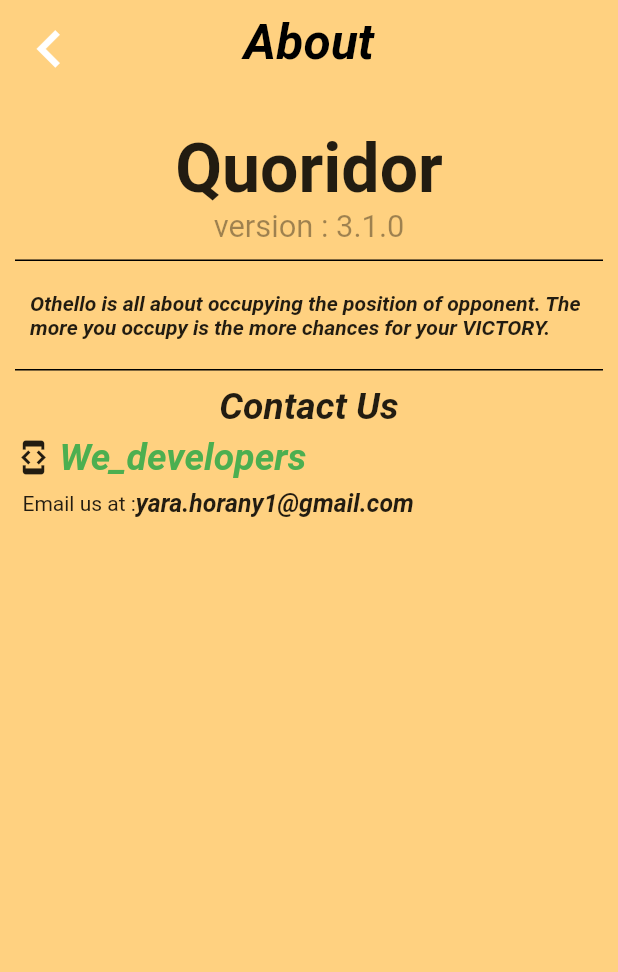
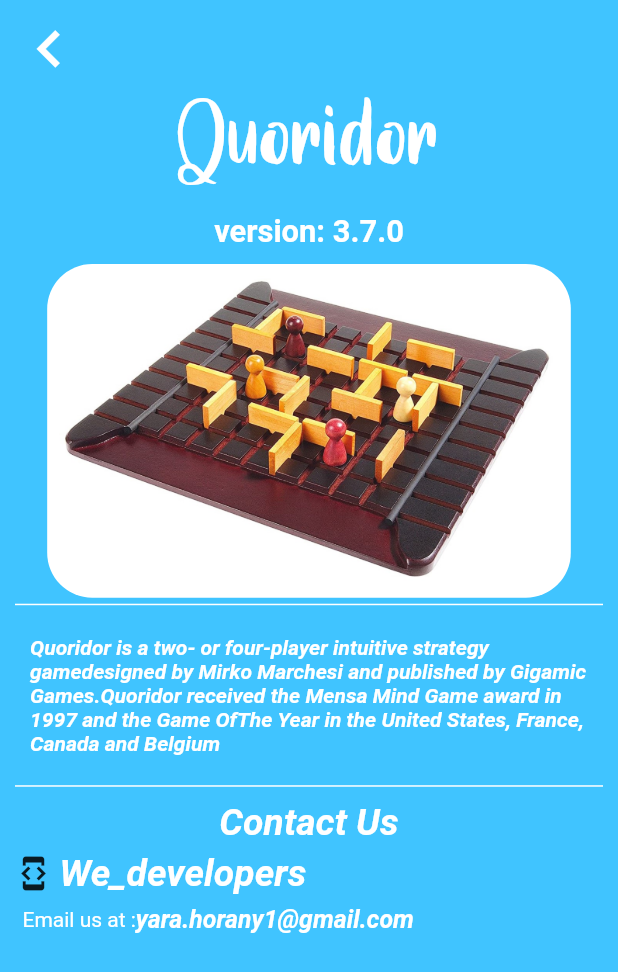
Before and after one commit to YaraHorany/Quoridor, a Flutter app: the AboutPage screen opened directly, on a phone screen of 412 x 824 dp. Shown: the top 972 px of the screen. Run offline on Flutter 3.47's test engine with Material 2 defaults, Android fonts, the phone set to English and light mode, and no system bars; our stand-ins replace get, share_plus.

```diff
--- a/lib/screens/about_us.dart
+++ b/lib/screens/about_us.dart
@@ -1,4 +1,7 @@
 import 'package:flutter/material.dart';
+import 'package:get/get.dart';
+import 'package:quoridor/widgets/title.dart';
+import 'package:quoridor/widgets/content.dart';
 
 class AboutPage extends StatelessWidget {
   const AboutPage({super.key});
@@ -6,72 +9,51 @@ class AboutPage extends StatelessWidget {
   @override
   Widget build(BuildContext context) {
     return Scaffold(
-      // backgroundColor: Colors.green,
-      backgroundColor: Colors.orangeAccent.shade100,
+      backgroundColor: Colors.lightBlueAccent,
       appBar: AppBar(
+        backgroundColor: Colors.transparent,
         centerTitle: true,
         leading: IconButton(
           icon: const Icon(Icons.keyboard_arrow_left),
-          onPressed: () => Navigator.pop(context),
+          onPressed: () => Get.back(),
           iconSize: MediaQuery.of(context).size.width * 0.12,
         ),
         elevation: 0.0,
-        backgroundColor: Colors.transparent,
-        title: Text(
-          "About",
-          style: TextStyle(
-            fontStyle: FontStyle.italic,
-            fontSize: MediaQuery.of(context).size.width * 0.08,
-            fontWeight: FontWeight.bold,
-            // color: Colors.tealAccent,
-            color: Colors.black,
-          ),
-        ),
       ),
       body: ListView(
         children: <Widget>[
           Card(
             color: Colors.transparent,
-            margin: const EdgeInsets.only(left: 10.0, top: 10.0, right: 10.0),
+            // margin: const EdgeInsets.only(left: 10.0, top: 10.0, right: 10.0),
             elevation: 0.0,
-            child: Container(
-              padding: const EdgeInsets.all(10.0),
             child: Column(
               children: <Widget>[
-                  const Padding(padding: EdgeInsets.all(5.0)),
-                  // Image.asset(
-                  //   'images/Othello.jpg',
-                  //   height: MediaQuery.of(context).size.height * 0.27,
-                  // ),
-                  Center(
-                    child: Text(
-                      "Quoridor",
-                      style: TextStyle(
-                        fontSize: MediaQuery.of(context).size.width * 0.11,
-                        fontWeight: FontWeight.bold,
-                        fontStyle: FontStyle.normal,
-                        color: Colors.black87,
+                // const Padding(padding: EdgeInsets.all(5.0)),
+                const Center(
+                  child: TitleText(title: "Quoridor", size: 0.2),
                 ),
-                    ),
-                  ),
-                  Center(
-                    child: Text(
-                      "version : 3.1.0",
-                      style: TextStyle(
-                        fontSize: MediaQuery.of(context).size.width * 0.05,
-                        color: Colors.black38,
-                      ),
+                const Center(
+                    child: ContentText(
+                  content: "version: 3.7.0",
+                  size: 0.05,
+                  italicFont: false,
+                )),
+                const SizedBox(height: 10),
+                ClipRRect(
+                  borderRadius: BorderRadius.circular(30.0),
+                  child: Image.asset(
+                    'images/quoridor.jpg',
+                    height: MediaQuery.of(context).size.height * 0.27,
                   ),
                 ),
               ],
-              ),
             ),
           ),
           Container(
             margin: const EdgeInsets.only(left: 10.0, right: 10.0),
             width: MediaQuery.of(context).size.width,
             height: 1.0,
-            color: Colors.black,
+            color: Colors.white,
           ),
           const Card(
             color: Colors.transparent,
@@ -79,22 +61,23 @@ class AboutPage extends StatelessWidget {
             margin: EdgeInsets.all(10.0),
             child: Padding(
               padding: EdgeInsets.all(10.0),
-                  child: Text(
-                    "Othello is all about occupying the position of opponent. The more you occupy is the more chances for your VICTORY.",
-                    style: TextStyle(
-                      fontWeight: FontWeight.bold,
-                      fontStyle: FontStyle.italic,
+              child: ContentText(
+                  content:
+                      "Quoridor is a two- or four-player intuitive strategy game"
+                      "designed by Mirko Marchesi and published by Gigamic Games."
+                      "Quoridor received the Mensa Mind Game award in 1997 and the Game Of"
+                      "The Year in the United States, France, Canada and Belgium",
+                  italicFont: true),
             ),
-                  ))),
+          ),
           Container(
             margin: const EdgeInsets.only(left: 10.0, right: 10.0),
             width: MediaQuery.of(context).size.width,
             height: 1.0,
-            color: Colors.black,
+            color: Colors.white,
           ),
           Container(
             padding: const EdgeInsets.only(left: 6.0, right: 6.0, top: 5.0),
-            child: Container(
             child: Card(
               color: Colors.transparent,
               elevation: 0.0,
@@ -102,65 +85,44 @@ class AboutPage extends StatelessWidget {
                 crossAxisAlignment: CrossAxisAlignment.start,
                 mainAxisAlignment: MainAxisAlignment.spaceBetween,
                 children: <Widget>[
-                    Center(
-                      child: Text(
-                        "Contact Us",
-                        style: TextStyle(
-                          fontSize: MediaQuery.of(context).size.width * 0.06,
-                          fontWeight: FontWeight.bold,
-                          fontStyle: FontStyle.italic,
-                        ),
-                      ),
+                  const Center(
+                    child: ContentText(
+                        content: "Contact Us", size: 0.06, italicFont: true),
                   ),
                   const SizedBox(height: 5.0),
-                    // leading:  Image.asset(
-                    //   'images/Developers.png',
-                    //   // color: Colors.black,
-                    // ),
                   Row(
                     children: <Widget>[
                       Align(
                         alignment: Alignment.centerLeft,
-                          child: Container(
                         child: Icon(
                           Icons.developer_mode,
                           size: MediaQuery.of(context).size.height * 0.03,
                         ),
                       ),
-                        ),
                       const SizedBox(width: 5.0),
-                        Align(
+                      const Align(
                         alignment: Alignment.center,
-                          child: Text(
-                            'We_developers',
-                            style: TextStyle(
-                              color: Colors.green,
-                              fontSize:
-                                  MediaQuery.of(context).size.width * 0.06,
-                              fontStyle: FontStyle.italic,
-                              fontWeight: FontWeight.bold,
-                            ),
+                        child: ContentText(
+                          content: "We_developers",
+                          size: 0.06,
+                          italicFont: true,
                         ),
                       ),
                     ],
                   ),
                   const SizedBox(height: 7.0),
                   Row(
-                      children: <Widget>[
-                        const Padding(padding: EdgeInsets.only(left: 5.0)),
-                        const Text("Email us at :"),
-                        Text(
-                          "yara.horany1@gmail.com",
-                          style: TextStyle(
-                            fontSize: MediaQuery.of(context).size.width * 0.04,
-                            fontWeight: FontWeight.bold,
-                            fontStyle: FontStyle.italic,
-                          ),
-                        ),
+                    children: const <Widget>[
+                      Padding(padding: EdgeInsets.only(left: 5.0)),
+                      Text("Email us at :",
+                          style: TextStyle(color: Colors.white)),
+                      ContentText(
+                          content: "yara.horany1@gmail.com",
+                          size: 0.04,
+                          italicFont: true)
                     ],
                   ),
                 ],
-                ),
               ),
             ),
           ),
--- /dev/null
+++ b/lib/widgets/content.dart
@@ -0,0 +1,27 @@
+import 'package:flutter/material.dart';
+
+class ContentText extends StatelessWidget {
+  final String content;
+  final double? size;
+  final bool italicFont;
+
+  const ContentText({
+    Key? key,
+    required this.content,
+    this.size,
+    required this.italicFont,
+  }) : super(key: key);
+
+  @override
+  Widget build(BuildContext context) {
+    return Text(
+      content,
+      style: TextStyle(
+        color: Colors.white,
+        fontSize: size == null ? 14 : MediaQuery.of(context).size.width * size!,
+        fontStyle: italicFont ? FontStyle.italic : FontStyle.normal,
+        fontWeight: FontWeight.bold,
+      ),
+    );
+  }
+}
--- /dev/null
+++ b/lib/widgets/title.dart
@@ -0,0 +1,24 @@
+import 'package:flutter/material.dart';
+
+class TitleText extends StatelessWidget {
+  final String title;
+  final double size;
+
+  const TitleText({
+    Key? key,
+    required this.title,
+    required this.size,
+  }) : super(key: key);
+
+  @override
+  Widget build(BuildContext context) {
+    return Text(
+      title,
+      style: TextStyle(
+        fontFamily: 'Samantha',
+        color: Colors.white,
+        fontSize: MediaQuery.of(context).size.width * size,
+      ),
+    );
+  }
+}
```
Also changed, not shown: lib/controllers/game_controller.dart (+15 -6 lines), lib/screens/game_rules.dart (+2 -8 lines), lib/screens/intro_screen.dart (+14 -34 lines), images/quoridor.jpg (added), images/quoridor.png (added). Lines whose indentation alone changed are shown as unchanged.
